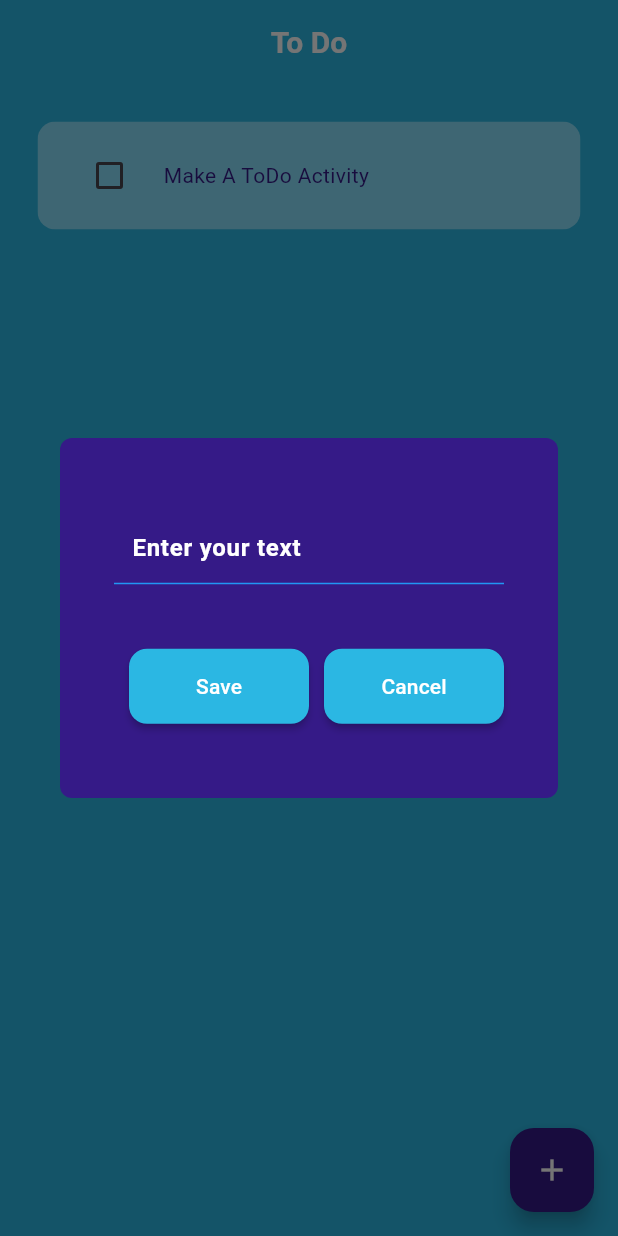
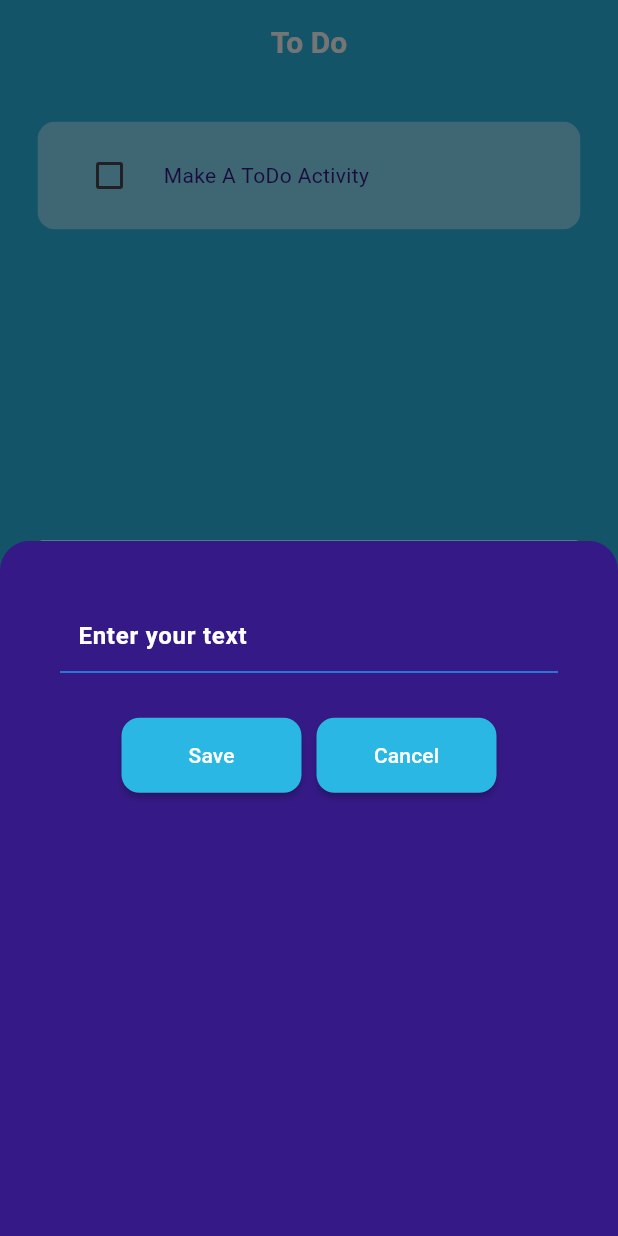
Before and after one commit to WUSLA-TEAM/Flutter-Todo_Wusla, a Flutter app: the screen it shows after launch, after a tap on the "add" icon, on a phone screen of 412 x 824 dp. Run offline on Flutter 3.47's test engine with Material 3 defaults, Android fonts, the phone set to English and light mode, and no system bars; drawn by our look-alikes of flutter_slidable; our stand-ins replace hive_flutter; accounts and stored records are empty.

Commit message:
added new fetures like bottom sheet and plane to add the time picker will also help trhe user to make it easy

```diff
--- a/lib/Screens/home_page.dart
+++ b/lib/Screens/home_page.dart
@@ -1,11 +1,14 @@
 import 'package:flutter/material.dart';
 import 'package:hive_flutter/hive_flutter.dart';
+import 'package:wusla/components/bottom_sheet.dart';
 import 'package:wusla/components/dilog_box.dart';
 import 'package:wusla/components/todo_title.dart';
 import 'package:wusla/data/databse.dart';
 
 class Home extends StatefulWidget {
-  const Home({Key? key}) : super(key: key);
+  const Home({
+    Key? key,
+  }) : super(key: key);
 
   @override
   State<Home> createState() => _HomeState();
@@ -81,11 +84,41 @@ class _HomeState extends State<Home> {
     db.updateDatabse();
   }
 
+  // Future _displayBottomSheet(BuildContext context) {
+  //   return showModalBottomSheet(
+  //     context: context,
+  //     builder: (context) => Container(
+  //       height: 200,
+  //     ),
+  //   );
+  // }
+
+  void _showBottomSheet() {
+    showModalBottomSheet(
+      context: context,
+      builder: (context) {
+        return BottomSheetContent(
+          controller: _controller,
+          onSave: saveNewTask,
+          onCancel: () {
+            // Handle Cancel button pressed
+            Navigator.of(context).pop(); // Close the bottom sheet
+          },
+        );
+      },
+    );
+  }
+
   @override
   Widget build(BuildContext context) {
     return MaterialApp(
       theme: _isDarkMode ? ThemeData.dark() : ThemeData.light(),
-      home: Scaffold(
+      home: GestureDetector(
+        onTap: () {
+          // Close the keyboard when tapping outside of the text field or bottom sheet
+          FocusScope.of(context).requestFocus(FocusNode());
+        },
+        child: Scaffold(
           backgroundColor: Color(0xFF2BB7E3),
           appBar: AppBar(
             backgroundColor: Color(0xFF2BB7E3),
@@ -100,7 +133,7 @@ class _HomeState extends State<Home> {
             ),
           ),
           floatingActionButton: FloatingActionButton(
-          onPressed: createNewTask,
+            onPressed: _showBottomSheet,
             backgroundColor: Color(0xFF351A87),
             child: const Icon(
               Icons.add,
@@ -121,6 +154,7 @@ class _HomeState extends State<Home> {
             },
           ),
         ),
+      ),
     );
   }
 }
--- /dev/null
+++ b/lib/components/bottom_sheet.dart
@@ -0,0 +1,106 @@
+import 'package:flutter/material.dart';
+import 'package:wusla/components/mybutton.dart';
+
+class BottomSheetContent extends StatefulWidget {
+  final TextEditingController controller;
+  final VoidCallback onSave;
+  final VoidCallback onCancel;
+
+  const BottomSheetContent({
+    Key? key,
+    required this.controller,
+    required this.onSave,
+    required this.onCancel,
+  }) : super(key: key);
+
+  @override
+  _BottomSheetContentState createState() => _BottomSheetContentState();
+}
+
+class _BottomSheetContentState extends State<BottomSheetContent> {
+  double _bottomSheetHeight = 1000;
+
+  @override
+  Widget build(BuildContext context) {
+    return SingleChildScrollView(
+      child: Container(
+        padding: EdgeInsets.all(40),
+        height: _bottomSheetHeight,
+        decoration: const BoxDecoration(
+          color: Color(0xFF351A87),
+          borderRadius: BorderRadius.only(
+            topLeft: Radius.circular(20),
+            topRight: Radius.circular(20),
+          ),
+        ),
+        child: Column(
+          mainAxisSize: MainAxisSize.min,
+          children: [
+            // TextField with the provided TextEditingController
+            TextField(
+              style: const TextStyle(
+                color: Color(0xFFFFFFFF),
+                fontWeight: FontWeight.bold,
+              ),
+              decoration: InputDecoration(
+                enabledBorder: const UnderlineInputBorder(
+                  borderSide: BorderSide(color: Colors.blue),
+                ),
+                focusedBorder: const UnderlineInputBorder(
+                  borderSide: BorderSide(
+                    color: Color(0xFF2BB7E3),
+                    width: 2,
+                  ), // Wider for focus
+                ),
+                contentPadding: const EdgeInsets.all(12),
+                border: UnderlineInputBorder(
+                  borderRadius: BorderRadius.circular(12),
+                  borderSide: const BorderSide(
+                    style: BorderStyle.solid,
+                    color: Colors.blue,
+                    width: 2,
+                  ),
+                ),
+                hintText: 'Enter your text',
+                hintStyle: const TextStyle(color: Colors.white),
+              ),
+              controller: widget.controller, // Use the provided controller
+            ),
+
+            const SizedBox(height: 30),
+
+            // Buttons (Save and Cancel)
+            Row(
+              mainAxisAlignment: MainAxisAlignment.center,
+              children: [
+                // Save button
+                MyButton(
+                  text: 'Save',
+                  onPressed: () {
+                    setState(() {
+                      _bottomSheetHeight = 2000; // Reset height
+                    });
+                    widget.onSave();
+                  },
+                ),
+
+                const SizedBox(width: 10),
+
+                // Cancel button
+                MyButton(
+                  text: 'Cancel',
+                  onPressed: () {
+                    setState(() {
+                      _bottomSheetHeight = 200; // Reset height
+                    });
+                    widget.onCancel();
+                  },
+                ),
+              ],
+            )
+          ],
+        ),
+      ),
+    );
+  }
+}
```
Lines whose indentation alone changed are shown as unchanged.
